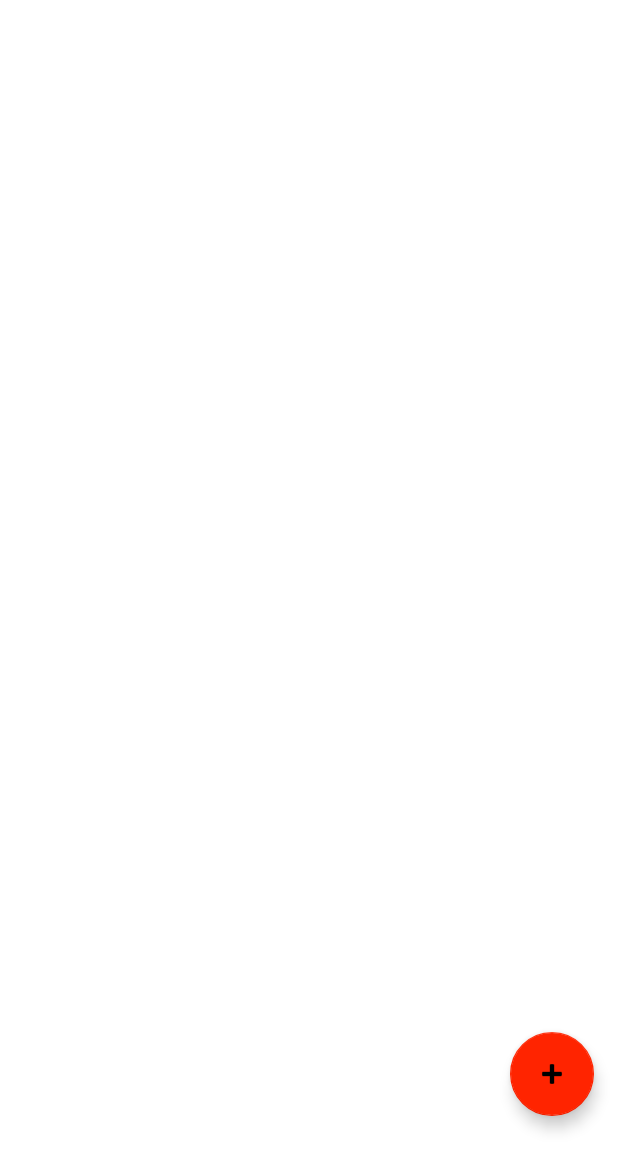
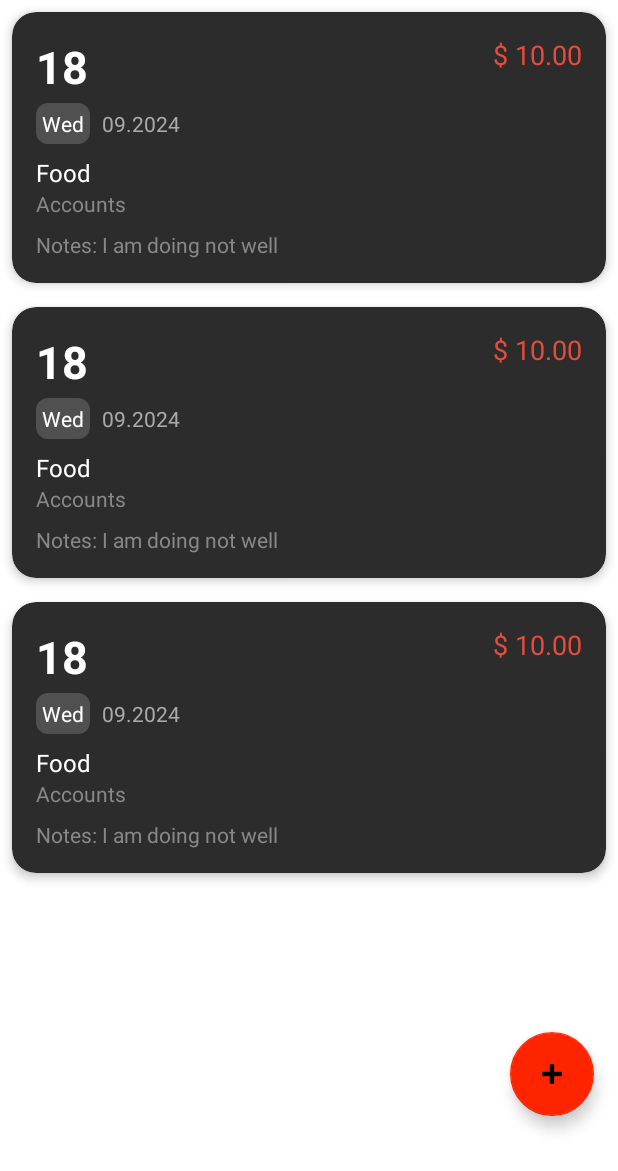
Before and after one commit to hetbhagatji09/XpenseTracky, an Android app: the layout fragment_daily.xml on its own in the app's theme, with its tools: preview values and no code run, on a phone screen of 412 x 824 dp. Shown: the top 1171 px of the screen. Run offline under Robolectric (Android 15) with nearby library versions, the phone set to English and light mode, and no system bars.

Commit message:
Modified item_transaction

```diff
--- a/app/src/main/res/layout/item_transaction.xml
+++ b/app/src/main/res/layout/item_transaction.xml
@@ -1,42 +1,131 @@
 <?xml version="1.0" encoding="utf-8"?>
-<LinearLayout xmlns:android="http://schemas.android.com/apk/res/android"
+<androidx.cardview.widget.CardView xmlns:android="http://schemas.android.com/apk/res/android"
+    xmlns:card_view="http://schemas.android.com/apk/res-auto"
+    android:layout_width="match_parent"
+    android:layout_height="wrap_content"
+    android:layout_margin="8dp"
+    card_view:cardCornerRadius="16dp"
+    card_view:cardElevation="4dp"
+    card_view:cardBackgroundColor="#2C2C2C">
+
+    <LinearLayout
         android:layout_width="match_parent"
         android:layout_height="wrap_content"
         android:orientation="vertical"
         android:padding="16dp">
 
-    <TextView
-        android:id="@+id/tv_date"
+        <!-- Date Section -->
+        <LinearLayout
+            android:layout_width="match_parent"
+            android:layout_height="wrap_content"
+            android:orientation="horizontal">
+
+            <LinearLayout
                 android:layout_width="wrap_content"
                 android:layout_height="wrap_content"
-        android:textSize="14sp"
-        android:textColor="@android:color/black" />
+                android:orientation="vertical">
+
+                <!-- Day Number -->
+                <TextView
+                    android:id="@+id/tv_day_number"
+                    android:layout_width="wrap_content"
+                    android:layout_height="wrap_content"
+                    android:text="18"
+                    android:textSize="30sp"
+                    android:textStyle="bold"
+                    android:textColor="#FFFFFF" />
+
+                <!-- Day of Week and Date -->
+                <LinearLayout
+                    android:layout_width="wrap_content"
+                    android:layout_height="wrap_content"
+                    android:orientation="horizontal"
+                    android:layout_marginTop="4dp">
 
                     <TextView
-        android:id="@+id/tv_amount"
+                        android:id="@+id/tv_day_of_week"
                         android:layout_width="wrap_content"
                         android:layout_height="wrap_content"
-        android:textSize="16sp"
-        android:textColor="@android:color/holo_green_dark" />
+                        android:text="Wed"
+                        android:background="@drawable/rounded_label_bg"
+                        android:textColor="#FFFFFF"
+                        android:padding="4dp"
+                        android:layout_marginEnd="8dp"
+                        android:textSize="14sp" />
 
                     <TextView
-        android:id="@+id/tv_category"
+                        android:id="@+id/tv_full_date"
                         android:layout_width="wrap_content"
                         android:layout_height="wrap_content"
+                        android:text="09.2024"
                         android:textSize="14sp"
-        android:textColor="@android:color/darker_gray" />
+                        android:textColor="#AAAAAA" />
+                </LinearLayout>
+            </LinearLayout>
 
+            <!-- Spacer -->
+            <View
+                android:layout_width="0dp"
+                android:layout_height="wrap_content"
+                android:layout_weight="1" />
+
+            <!-- Total Expense Section -->
             <TextView
-        android:id="@+id/tv_account"
+                android:id="@+id/tv_total_expense"
                 android:layout_width="wrap_content"
                 android:layout_height="wrap_content"
+                android:text="$ 10.00"
+                android:textSize="18sp"
+                android:textColor="#E94C3D" />
+        </LinearLayout>
+
+        <!-- Second row for category and account -->
+        <LinearLayout
+            android:layout_width="match_parent"
+            android:layout_height="wrap_content"
+            android:orientation="horizontal"
+            android:paddingTop="8dp"> <!-- Added top padding to separate rows -->
+
+            <LinearLayout
+                android:layout_width="wrap_content"
+                android:layout_height="wrap_content"
+                android:orientation="vertical">
+
+                <!-- Category Name -->
+                <TextView
+                    android:id="@+id/tv_category_name"
+                    android:layout_width="wrap_content"
+                    android:layout_height="wrap_content"
+                    android:text="Food"
+                    android:textSize="16sp"
+                    android:textColor="#FFFFFF" />
+
+                <!-- Account Name -->
+                <TextView
+                    android:id="@+id/tv_account_name"
+                    android:layout_width="wrap_content"
+                    android:layout_height="wrap_content"
+                    android:text="Accounts"
                     android:textSize="14sp"
-        android:textColor="@android:color/darker_gray" />
+                    android:textColor="#888888" />
+            </LinearLayout>
 
+            <!-- Spacer -->
+            <View
+                android:layout_width="0dp"
+                android:layout_height="wrap_content"
+                android:layout_weight="1" />
+        </LinearLayout>
+
+        <!-- Notes Section -->
         <TextView
             android:id="@+id/tv_notes"
-        android:layout_width="wrap_content"
+            android:layout_width="match_parent"
             android:layout_height="wrap_content"
-        android:textSize="12sp"
-        android:textColor="@android:color/darker_gray" />
+            android:text="Notes: I am doing not well"
+            android:textColor="#888888"
+            android:layout_marginTop="8dp"
+            android:textSize="14sp" />
+
     </LinearLayout>
+</androidx.cardview.widget.CardView>
```
Lines whose indentation alone changed are shown as unchanged.
